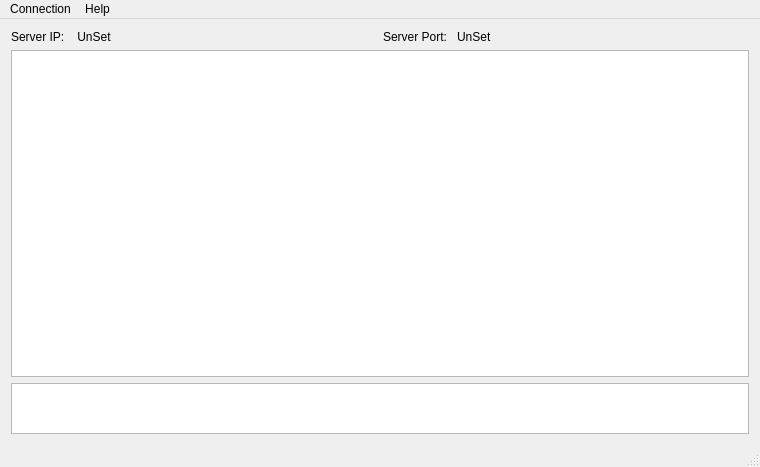
Old version of the form K2Status-static-ImportExport/k2status.ui in the repository Fran89/K2Status.
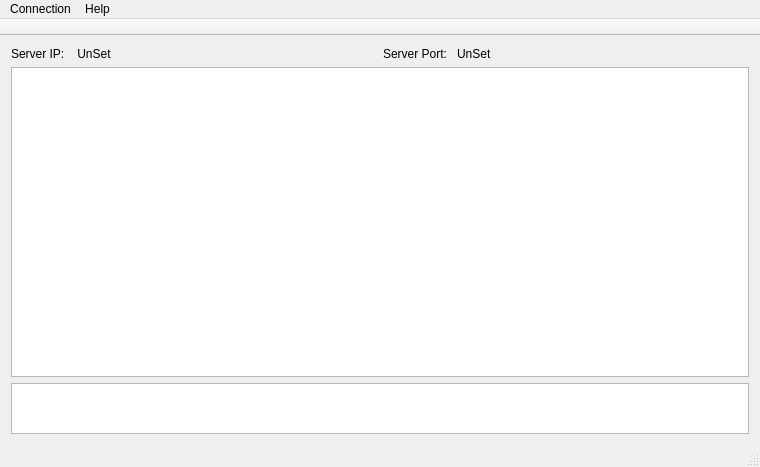
New version of the form.

```diff
--- a/K2Status-static-ImportExport/k2status.ui
+++ b/K2Status-static-ImportExport/k2status.ui
@@ -114,6 +114,20 @@
    <addaction name="menuHelp"/>
   </widget>
   <widget class="QStatusBar" name="statusBar"/>
+  <widget class="QToolBar" name="toolBar">
+   <property name="windowTitle">
+    <string>toolBar</string>
+   </property>
+   <property name="movable">
+    <bool>false</bool>
+   </property>
+   <attribute name="toolBarArea">
+    <enum>TopToolBarArea</enum>
+   </attribute>
+   <attribute name="toolBarBreak">
+    <bool>false</bool>
+   </attribute>
+  </widget>
   <action name="actionAdd_Connection">
    <property name="text">
     <string>Add a Connection</string>
```
